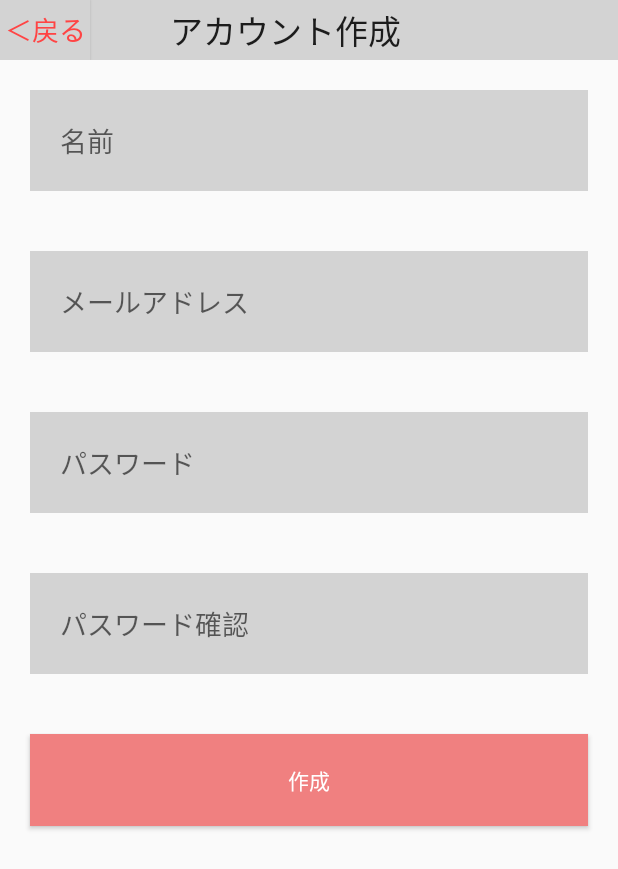
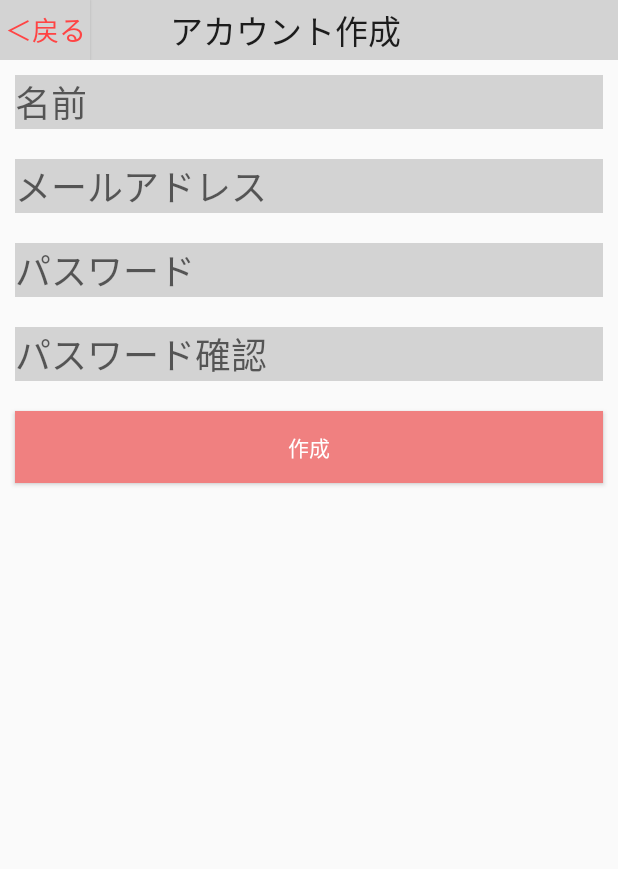
Before and after one commit to hayashitoshiki/ap2_android, an Android app: the newacount screen opened directly, with no data from a screen before it, on a phone screen of 412 x 824 dp. Shown: the top 869 px of the screen. Run offline under Robolectric (Android 15) with nearby library versions, the phone set to English and light mode, and no system bars.

Commit message:
ログイン、アカウント作成のレイアウト統一

```diff
--- a/ap2_android/app/src/main/java/com/example/a1521093/ap2_android/KensakuRoot.java
+++ b/ap2_android/app/src/main/java/com/example/a1521093/ap2_android/KensakuRoot.java
@@ -57,11 +57,15 @@ public class KensakuRoot extends  AppCompatActivity implements AdapterView.OnIte
         });
 
     }
-    public void home_onClick(View v) {
+    public void home_button(View v) {
         Intent i = new Intent(this, MainActivity.class);
         startActivity(i);
     }
 
+    public void account_button(View v){
+        Intent i = new Intent(this,Account.class);
+        startActivity(i);
+    }
 
     @Override
     public void onItemClick(AdapterView<?> parent, View v, int position, long id) {
--- a/ap2_android/app/src/main/res/layout/newacount.xml
+++ b/ap2_android/app/src/main/res/layout/newacount.xml
@@ -44,52 +44,55 @@
             android:id="@+id/name"
             android:layout_width="match_parent"
             android:layout_height="wrap_content"
-            android:padding="20dp"
-            android:layout_margin="20dp"
+
+            android:layout_margin="10dp"
+            android:background="#D3D3D3"
             android:ems="10"
-            android:background="#D3D3D3"
+            android:hint="名前"
             android:inputType="textPersonName"
-            android:hint="名前" />
+            android:textSize="24sp" />
 
         <EditText
             android:id="@+id/email"
             android:layout_width="match_parent"
             android:layout_height="wrap_content"
-            android:padding="20dp"
-            android:layout_margin="20dp"
+
+            android:layout_margin="10dp"
+            android:background="#D3D3D3"
             android:ems="10"
-            android:background="#D3D3D3"
+            android:hint="メールアドレス"
             android:inputType="textEmailAddress"
-            android:hint="メールアドレス" />
+            android:textSize="24sp" />
 
         <EditText
             android:id="@+id/password1"
             android:layout_width="match_parent"
             android:layout_height="wrap_content"
-            android:padding="20dp"
-            android:layout_margin="20dp"
+
+            android:layout_margin="10dp"
+            android:background="#D3D3D3"
             android:ems="10"
-            android:background="#D3D3D3"
+            android:hint="パスワード"
             android:inputType="textPassword"
-            android:hint="パスワード" />
+            android:textSize="24sp" />
 
         <EditText
             android:id="@+id/password2"
             android:layout_width="match_parent"
             android:layout_height="wrap_content"
-            android:layout_margin="20dp"
+            android:layout_margin="10dp"
             android:background="#D3D3D3"
             android:ems="10"
             android:hint="パスワード確認"
             android:inputType="textPassword"
-            android:padding="20dp" />
+            android:textSize="24sp" />
 
         <Button
             android:id="@+id/button2"
             android:layout_width="match_parent"
             android:layout_height="wrap_content"
-            android:padding="20dp"
-            android:layout_margin="20dp"
+
+            android:layout_margin="10dp"
             android:background="#F08080"
             android:textColor="#FFFFFF"
             android:text="作成" />
```
Also changed, not shown: ap2_android/app/src/main/res/layout/login.xml (+8 -6 lines).
